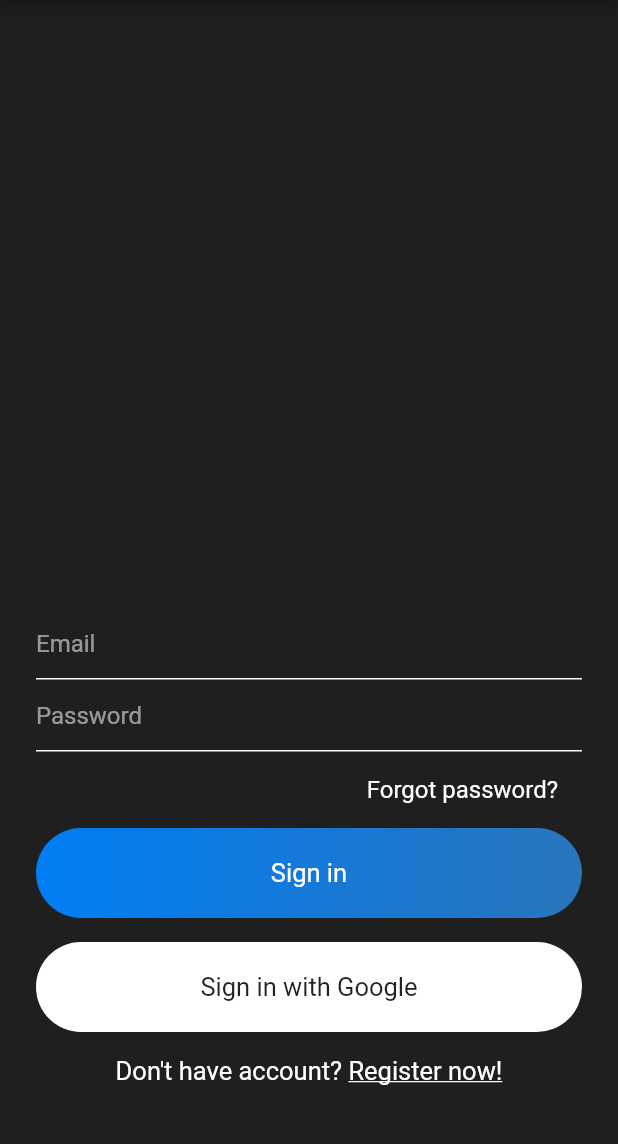
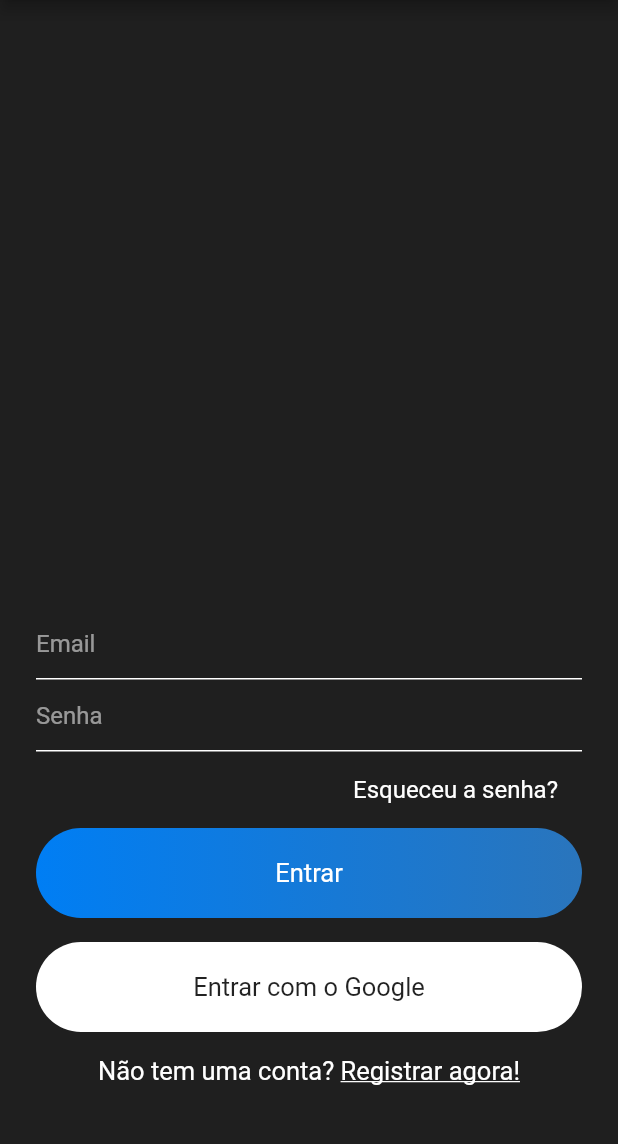
Before and after one commit to GiverArchive/untitled-chat, a Flutter app: the screen it shows after launch, on a phone screen of 412 x 824 dp, the part 84-1228 px from its top. Run offline on Flutter 3.47's test engine with Material 2 defaults, Android fonts, the light colour scheme and no system bars.

Commit message:
Translate texts to brasilian portuguese

```diff
--- a/lib/views/signin.dart
+++ b/lib/views/signin.dart
@@ -26,14 +26,14 @@ class _SignInState extends State<SignIn> {
                         decoration: textFieldDecoration("Email")),
                     TextField(
                         style: simpleTextStyle(),
-                        decoration: textFieldDecoration("Password")),
+                        decoration: textFieldDecoration("Senha")),
                     SizedBox(height: 8),
                     Container(
                         alignment: Alignment.centerRight,
                         child: Container(
                             padding: EdgeInsets.symmetric(
                                 horizontal: 16, vertical: 8),
-                            child: Text("Forgot password?",
+                            child: Text("Esqueceu a senha?",
                                 style: simpleTextStyle()))),
                     SizedBox(height: 8),
                     Container(
@@ -46,7 +46,7 @@ class _SignInState extends State<SignIn> {
                               const Color(0xFF2A75BC),
                             ]),
                             borderRadius: BorderRadius.circular(30)),
-                        child: Text("Sign in", style: mediumTextStyle())),
+                        child: Text("Entrar", style: mediumTextStyle())),
                     SizedBox(height: 16),
                     Container(
                         alignment: Alignment.center,
@@ -55,15 +55,15 @@ class _SignInState extends State<SignIn> {
                         decoration: BoxDecoration(
                             color: Colors.white,
                             borderRadius: BorderRadius.circular(30)),
-                        child: Text("Sign in with Google",
+                        child: Text("Entrar com o Google",
                             style: TextStyle(
                                 color: Colors.black87, fontSize: 17))),
                     SizedBox(height: 16),
                     Row(
                       mainAxisAlignment: MainAxisAlignment.center,
                       children: [
-                        Text("Don't have account? ", style: mediumTextStyle()),
-                        Text("Register now!",
+                        Text("Não tem uma conta? ", style: mediumTextStyle()),
+                        Text("Registrar agora!",
                             style: TextStyle(
                                 color: Colors.white,
                                 fontSize: 17,
```
